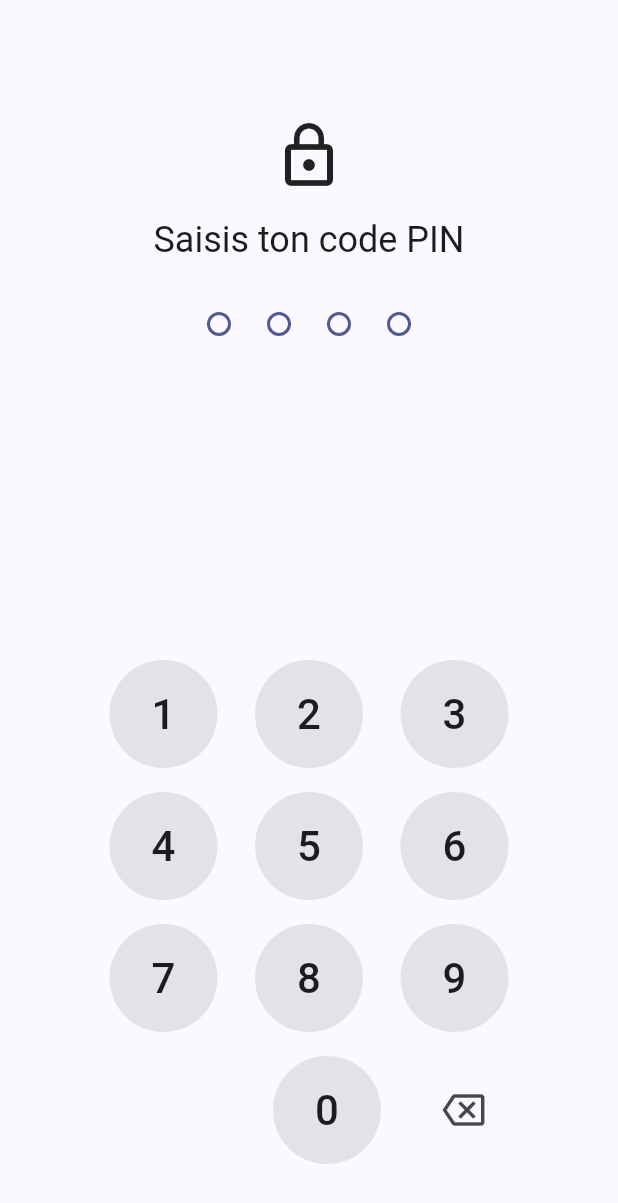
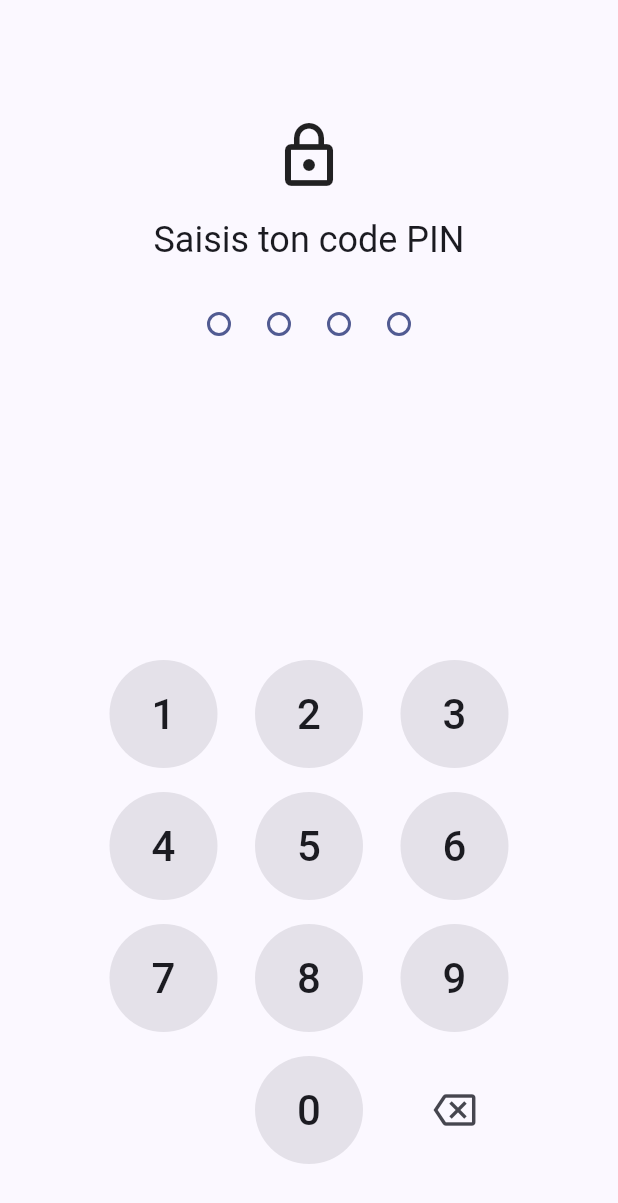
Before and after one commit to ValentinMalassigne/FamilyPay, a Flutter app: the PinLockScreen screen opened directly, on a phone screen of 412 x 824 dp. Shown: the top 1203 px of the screen. Run offline on Flutter 3.47's test engine with Material 3 defaults, Android fonts, the phone set to English and light mode, and no system bars; our stand-ins replace flutter_dotenv, flutter_secure_storage, graphql_flutter, local_auth; missing offline and left inert: gql; accounts and stored records are empty.

Commit message:
fix(mobile): center the 0 key under the 2-5-8 column on the PIN keypad
The backspace IconButton was ~48px wide while the placeholder and the 0
key were both 72px, so spaceEvenly shifted the 0 key off-center. Wrap the
IconButton in a 72x72 box so all three cells share the same width and the
0 aligns with 2-5-8 above.

Generated by Mistral Vibe.
Co-Authored-By: Mistral Vibe <vibe@mistral.ai>

```diff
--- a/mobile/lib/widgets/pin_keypad.dart
+++ b/mobile/lib/widgets/pin_keypad.dart
@@ -77,10 +77,16 @@ class PinKeypad extends StatelessWidget {
             children: [
               const SizedBox(width: 72, height: 72),
               _KeyButton(digit: '0', onTap: () => onKeyPressed('0')),
-              IconButton(
-                icon: const Icon(Icons.backspace_outlined),
-                iconSize: 28,
-                onPressed: onDeletePressed,
+              SizedBox(
+                width: 72,
+                height: 72,
+                child: Center(
+                  child: IconButton(
+                    icon: const Icon(Icons.backspace_outlined),
+                    iconSize: 28,
+                    onPressed: onDeletePressed,
+                  ),
+                ),
               ),
             ],
           ),
```
